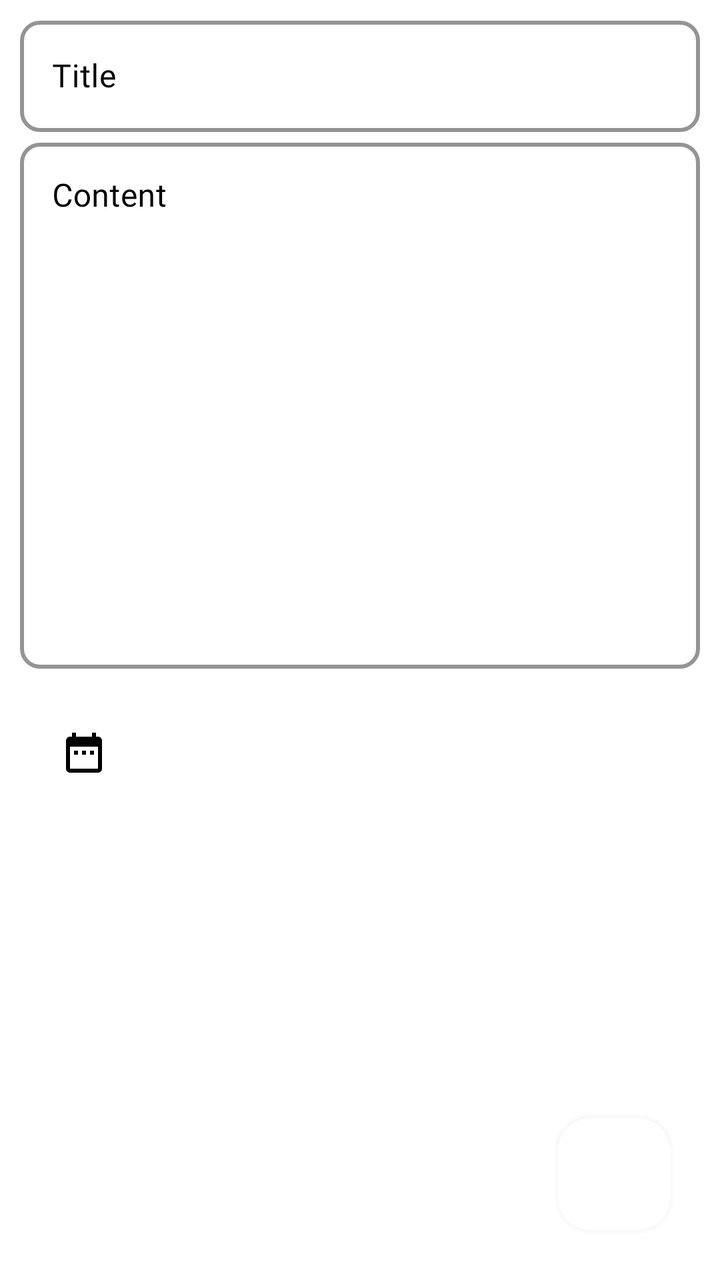
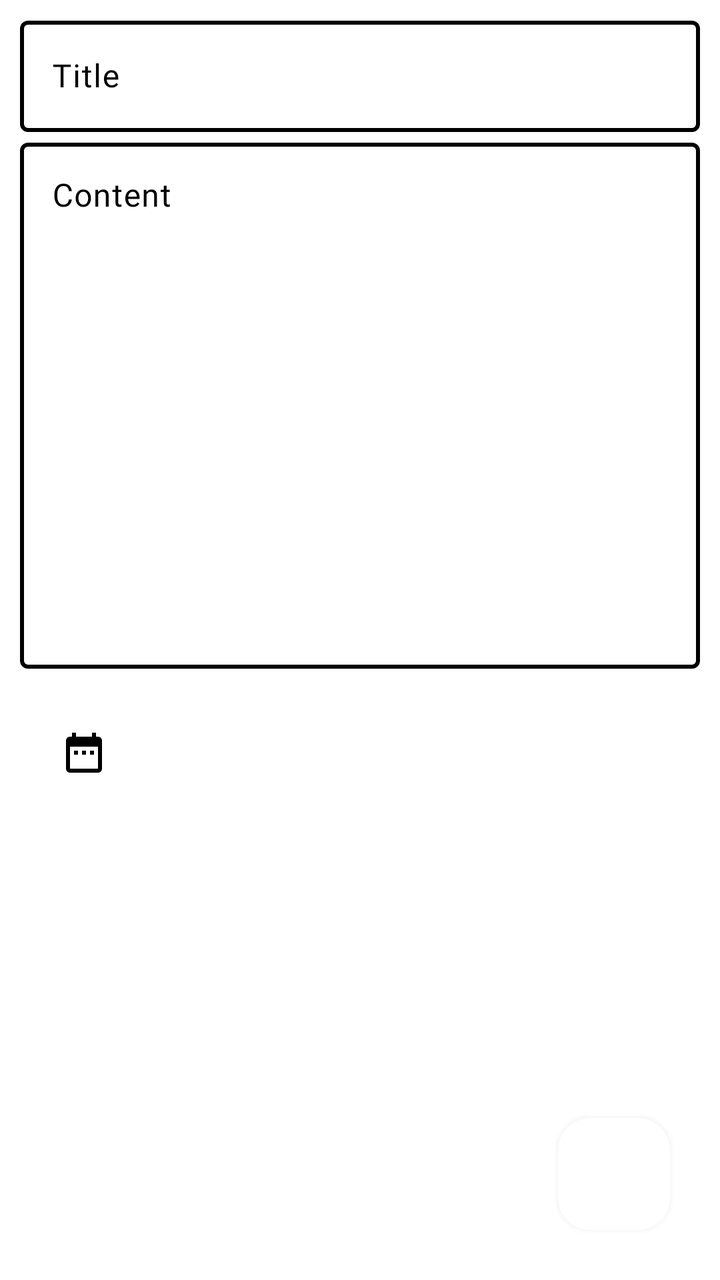

Two renders of the same Android screen: before a commit and after it. Below are the layout's source before the change and the commit's diff.
<!-- AndroidManifest.xml: application theme Theme.MainApp -->
<!-- res/layout/fragment_add_edit_note.xml -->
<?xml version="1.0" encoding="utf-8"?>
<layout xmlns:android="http://schemas.android.com/apk/res/android"
    xmlns:app="http://schemas.android.com/apk/res-auto"
    xmlns:tools="http://schemas.android.com/tools">

    <androidx.constraintlayout.widget.ConstraintLayout
        android:layout_width="match_parent"
        android:layout_height="match_parent"
        android:background="?colorOnBackground">

        <com.google.android.material.textfield.TextInputLayout
            android:id="@+id/textInputLayout2"
            style="@style/Base.Widget.MaterialComponents.TextInputLayout.style"
            android:layout_width="match_parent"
            android:layout_height="0dp"
            android:layout_marginHorizontal="10dp"
            android:hint="Content"
            android:lines="15"
            android:textAlignment="textStart"
            android:textColor="?colorError"
            android:textColorHint="?colorError"
            app:boxStrokeColor="?colorError"
            app:boxStrokeWidth="2sp"
            app:hintTextColor="?colorError"
            app:layout_constraintTop_toBottomOf="@+id/textInputLayout"
            app:suffixTextColor="?colorError"
            tools:layout_editor_absoluteX="9dp">

            <com.google.android.material.textfield.TextInputEditText
                android:id="@+id/noteContentEditText"
                android:layout_width="match_parent"
                android:layout_height="263dp"
                android:fontFamily="@font/asapcondensed"
                android:gravity="start"
                android:maxLines="15"
                android:textAlignment="textStart"
                android:textColor="?colorError" />

        </com.google.android.material.textfield.TextInputLayout>

        <com.google.android.material.textfield.TextInputLayout
            android:id="@+id/textInputLayout"
            style="@style/Base.Widget.MaterialComponents.TextInputLayout.style"
            android:layout_width="match_parent"
            android:layout_height="wrap_content"
            android:layout_marginHorizontal="10dp"
            android:layout_marginTop="5dp"
            android:hint="Title"
            android:textColor="?colorError"
            android:textColorHint="?colorError"
            app:boxStrokeColor="?colorError"
            app:boxStrokeWidth="2sp"
            app:hintTextColor="?colorError"
            app:layout_constraintTop_toTopOf="parent"
            app:suffixTextColor="?colorError"
            tools:layout_editor_absoluteX="9dp">

            <com.google.android.material.textfield.TextInputEditText
                android:id="@+id/noteTitleEditText"
                android:layout_width="match_parent"
                android:layout_height="wrap_content"
                android:fontFamily="@font/asapcondensed"
                android:textColor="?colorError" />

        </com.google.android.material.textfield.TextInputLayout>

        <ImageView
            android:id="@+id/imageView2"
            android:layout_width="wrap_content"
            android:layout_height="wrap_content"
            android:layout_marginStart="30dp"
            android:layout_marginTop="30dp"
            android:src="@drawable/ic_baseline_date_range_24"
            app:layout_constraintStart_toStartOf="parent"
            app:layout_constraintTop_toBottomOf="@+id/textInputLayout2"
            app:tint="?colorError" />

        <TextView
            android:id="@+id/currentDateNote"
            android:layout_width="wrap_content"
            android:layout_height="wrap_content"
            android:layout_marginStart="5dp"
            android:layout_marginTop="30dp"
            android:fontFamily="@font/asapcondensed"
            android:gravity="start"
            android:textColor="?colorError"
            android:textSize="18sp"
            app:layout_constraintStart_toEndOf="@+id/imageView2"
            app:layout_constraintTop_toBottomOf="@+id/textInputLayout2" />

        <com.google.android.material.floatingactionbutton.FloatingActionButton
            android:id="@+id/noteAddEditFloatBttn"
            android:layout_width="wrap_content"
            android:layout_height="wrap_content"
            android:layout_margin="25dp"
            android:backgroundTint="?colorOnBackground"
            android:contentDescription="TODO"
            android:foreground="@drawable/check_float_bg"
            android:outlineSpotShadowColor="?colorOnBackground"
            android:tint="@null"
            app:backgroundTint="@null"
            app:layout_constraintBottom_toBottomOf="parent"
            app:layout_constraintEnd_toEndOf="parent" />

    </androidx.constraintlayout.widget.ConstraintLayout>

</layout>
<!-- resources referenced by this layout -->
<resources>
  <!-- drawable check_float_bg (drawable) -->
  <?xml version="1.0" encoding="utf-8"?>
  <layer-list xmlns:android="http://schemas.android.com/apk/res/android">
      <item>
          <shape android:shape="oval">
              <solid android:color="?trackColor" />
          </shape>
      </item>
      <item
          android:bottom="15dp"
          android:drawable="@drawable/ic_baseline_check_24"
          android:left="15dp"
          android:right="15dp"
          android:top="15dp" />
  </layer-list>
  <!-- drawable ic_baseline_date_range_24 (drawable) -->
  <vector android:height="24dp" android:tint="#000000"
      android:viewportHeight="24" android:viewportWidth="24"
      android:width="24dp" xmlns:android="http://schemas.android.com/apk/res/android">
      <path android:fillColor="@android:color/black" android:pathData="M9,11L7,11v2h2v-2zM13,11h-2v2h2v-2zM17,11h-2v2h2v-2zM19,4h-1L18,2h-2v2L8,4L8,2L6,2v2L5,4c-1.11,0 -1.99,0.9 -1.99,2L3,20c0,1.1 0.89,2 2,2h14c1.1,0 2,-0.9 2,-2L21,6c0,-1.1 -0.9,-2 -2,-2zM19,20L5,20L5,9h14v11z"/>
  </vector>
  <style name="Base.Widget.MaterialComponents.TextInputLayout.style" parent="Widget.MaterialComponents.TextInputLayout.OutlinedBox">
          <item name="android:textColorHint">#05A1AD</item>
          <item name="boxStrokeColor">#05A1AD</item>
          <item name="colorOnContainer">#05A1AD</item>
          <item name="boxCornerRadiusBottomStart">10dp</item>
          <item name="boxCornerRadiusBottomEnd">10dp</item>
          <item name="boxCornerRadiusTopEnd">10dp</item>
          <item name="boxCornerRadiusTopStart">10dp</item>
      </style>
  <style name="Theme.MainApp" parent="Base.Theme.MainApp" />
  <!-- drawable ic_baseline_check_24 (drawable) -->
  <vector xmlns:android="http://schemas.android.com/apk/res/android"
      android:width="24dp"
      android:height="24dp"
      android:tint="#FFFFFF"
      android:viewportWidth="24"
      android:viewportHeight="24">
      <path
          android:fillColor="@android:color/white"
          android:pathData="M9,16.17L4.83,12l-1.42,1.41L9,19 21,7l-1.41,-1.41z" />
  </vector>
  <style name="Base.Theme.MainApp" parent="Theme.Material3.DayNight">
          
          
          <item name="colorPrimary">@color/colorPrimary</item>
          <item name="colorPrimaryDark">@color/basic_2</item>
          <item name="colorAccent">@color/basic_2</item>
          <item name="color">@color/white</item>
          <item name="background">@color/basic_2</item>
          <item name="tickColor">@color/basic_2</item>
          <item name="trackColor">@color/basic_2</item>
          <item name="colorOnBackground">@color/white</item>
          <item name="colorError">@color/dark</item>
          <item name="colorOnError">@color/basic_2</item>
  
          <item name="toolbarStyle">@style/Widget.MyApp.Toolbar</item>
          <item name="actionBarTheme">@style/ThemeOverlay.MyApp.Toolbar</item>
          <item name="drawerArrowStyle">@style/Widget.MyApp.DrawerArrowStyle</item>
          
      </style>
  <color name="colorPrimary">#fff</color>
      //Needed
  <color name="basic_2">#3c415e</color>
  <color name="white">#ffffff</color>
      //Day Theme
  <color name="dark">#000000</color>
  <style name="Widget.MyApp.Toolbar" parent="Widget.Material3.Toolbar">
          <item name="android:background">@color/basic_2</item>
      </style>
  <style name="ThemeOverlay.MyApp.Toolbar" parent="ThemeOverlay.Material3.ActionBar">
          <item name="titleTextColor">@color/white</item>
          <item name="colorOnSurface">@color/white</item>
          <item name="colorOnSurfaceVariant">@color/white</item>
          <item name="android:textColorPrimary">@color/white</item>
          <item name="colorControlNormal">@color/white</item>
          <item name="editTextColor">@color/white</item>
          <item name="android:textColorHint">@color/white</item>
      </style>
  <style name="Widget.MyApp.DrawerArrowStyle" parent="Widget.AppCompat.DrawerArrowToggle">
          <item name="color">@color/white</item>
      </style>
</resources>

<!-- the commit's change to res/layout/fragment_add_edit_note.xml (unified diff, before → after) -->
@@ -10,7 +10,6 @@
 
         <com.google.android.material.textfield.TextInputLayout
             android:id="@+id/textInputLayout2"
-            style="@style/Base.Widget.MaterialComponents.TextInputLayout.style"
             android:layout_width="match_parent"
             android:layout_height="0dp"
             android:layout_marginHorizontal="10dp"
@@ -19,8 +18,9 @@
             android:textAlignment="textStart"
             android:textColor="?colorError"
             android:textColorHint="?colorError"
-            app:boxStrokeColor="?colorError"
+            app:boxStrokeColor="@color/input_border_color"
             app:boxStrokeWidth="2sp"
+            app:boxStrokeWidthFocused="2dp"
             app:hintTextColor="?colorError"
             app:layout_constraintTop_toBottomOf="@+id/textInputLayout"
             app:suffixTextColor="?colorError"
@@ -34,13 +34,13 @@
                 android:gravity="start"
                 android:maxLines="15"
                 android:textAlignment="textStart"
-                android:textColor="?colorError" />
+                android:textColor="?colorError"
+                android:textColorHint="?colorError" />
 
         </com.google.android.material.textfield.TextInputLayout>
 
         <com.google.android.material.textfield.TextInputLayout
             android:id="@+id/textInputLayout"
-            style="@style/Base.Widget.MaterialComponents.TextInputLayout.style"
             android:layout_width="match_parent"
             android:layout_height="wrap_content"
             android:layout_marginHorizontal="10dp"
@@ -48,8 +48,9 @@
             android:hint="Title"
             android:textColor="?colorError"
             android:textColorHint="?colorError"
-            app:boxStrokeColor="?colorError"
+            app:boxStrokeColor="@color/input_border_color"
             app:boxStrokeWidth="2sp"
+            app:boxStrokeWidthFocused="2dp"
             app:hintTextColor="?colorError"
             app:layout_constraintTop_toTopOf="parent"
             app:suffixTextColor="?colorError"
@@ -60,7 +61,8 @@
                 android:layout_width="match_parent"
                 android:layout_height="wrap_content"
                 android:fontFamily="@font/asapcondensed"
-                android:textColor="?colorError" />
+                android:textColor="?colorError"
+                android:textColorHint="?colorError" />
 
         </com.google.android.material.textfield.TextInputLayout>
 
<!-- resource entries referenced after the edit -->
@@ -21,21 +21,12 @@
       android:width="24dp" xmlns:android="http://schemas.android.com/apk/res/android">
       <path android:fillColor="@android:color/black" android:pathData="M9,11L7,11v2h2v-2zM13,11h-2v2h2v-2zM17,11h-2v2h2v-2zM19,4h-1L18,2h-2v2L8,4L8,2L6,2v2L5,4c-1.11,0 -1.99,0.9 -1.99,2L3,20c0,1.1 0.89,2 2,2h14c1.1,0 2,-0.9 2,-2L21,6c0,-1.1 -0.9,-2 -2,-2zM19,20L5,20L5,9h14v11z"/>
   </vector>
-  <style name="Base.Widget.MaterialComponents.TextInputLayout.style" parent="Widget.MaterialComponents.TextInputLayout.OutlinedBox">
-          <item name="android:textColorHint">#05A1AD</item>
-          <item name="boxStrokeColor">#05A1AD</item>
-          <item name="colorOnContainer">#05A1AD</item>
-          <item name="boxCornerRadiusBottomStart">10dp</item>
-          <item name="boxCornerRadiusBottomEnd">10dp</item>
-          <item name="boxCornerRadiusTopEnd">10dp</item>
-          <item name="boxCornerRadiusTopStart">10dp</item>
-      </style>
   <style name="Theme.MainApp" parent="Base.Theme.MainApp" />
   <!-- drawable ic_baseline_check_24 (drawable) -->
   <vector xmlns:android="http://schemas.android.com/apk/res/android"
       android:width="24dp"
       android:height="24dp"
-      android:tint="#FFFFFF"
+      android:tint="?colorOnBackground"
       android:viewportWidth="24"
       android:viewportHeight="24">
       <path
